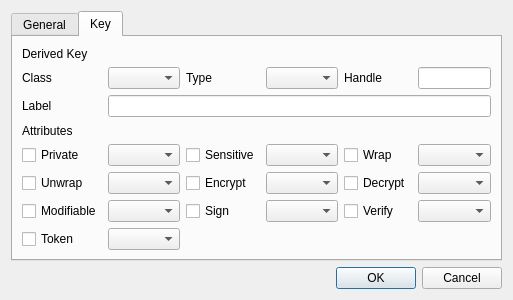
First picture: the form in HsmMan/derive_key_dlg.ui, repository jykim74/CryptokiMan, before the edit.
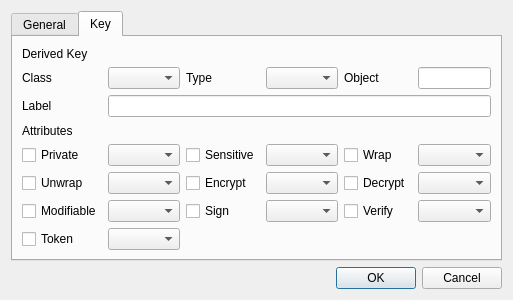
Second picture: the form after the edit. The open tabs and pages were chosen to show the change.

Patch:
```diff
--- a/HsmMan/derive_key_dlg.ui
+++ b/HsmMan/derive_key_dlg.ui
@@ -202,7 +202,7 @@
        <item row="1" column="4">
         <widget class="QLabel" name="label_16">
          <property name="text">
-          <string>Handle</string>
+          <string>Object</string>
          </property>
         </widget>
        </item>
```
Left out of the diff: 68 changed lines with no effect on the pictures.
